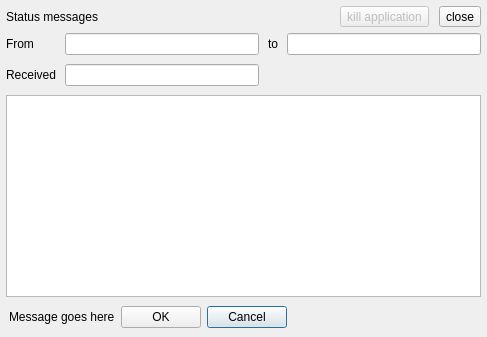
First picture: the form in src/blackgui/overlaymessages.ui, repository swift-project/pilotclient, before the edit.
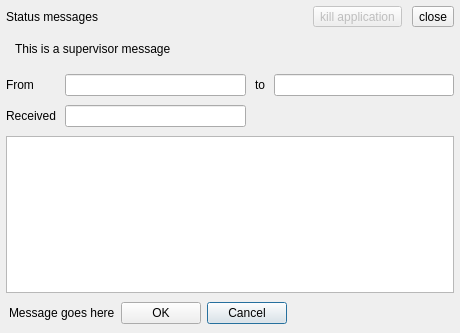
Second picture: the form after the edit. The open tabs and pages were chosen to show the change. Icons and pictures are not drawn. Custom widgets are drawn as their Qt base class.

Commit message: Ref T340, red bar for SUP messages

What changed in the file:
```diff
--- a/src/blackgui/overlaymessages.ui
+++ b/src/blackgui/overlaymessages.ui
@@ -6,8 +6,8 @@
    <rect>
     <x>0</x>
     <y>0</y>
-    <width>487</width>
-    <height>337</height>
+    <width>460</width>
+    <height>333</height>
    </rect>
   </property>
   <property name="windowTitle">
@@ -234,7 +234,21 @@
             <property name="spacing">
              <number>9</number>
             </property>
-            <item row="0" column="2">
+            <item row="1" column="3">
+             <widget class="QLineEdit" name="le_TmTo">
+              <property name="readOnly">
+               <bool>true</bool>
+              </property>
+             </widget>
+            </item>
+            <item row="2" column="0">
+             <widget class="QLabel" name="lbl_Receiver">
+              <property name="text">
+               <string>Received</string>
+              </property>
+             </widget>
+            </item>
+            <item row="1" column="2">
              <widget class="QLabel" name="lbl_TmTo">
               <property name="text">
                <string>to</string>
@@ -242,39 +256,38 @@
              </widget>
             </item>
             <item row="1" column="0">
-             <widget class="QLabel" name="lbl_Receiver">
-              <property name="text">
-               <string>Received</string>
-              </property>
-             </widget>
-            </item>
-            <item row="1" column="1">
-             <widget class="QLineEdit" name="le_TmReceived"/>
-            </item>
-            <item row="0" column="0">
              <widget class="QLabel" name="lbl_TmFrom">
               <property name="text">
                <string>From</string>
               </property>
              </widget>
             </item>
-            <item row="0" column="3">
-             <widget class="QLineEdit" name="le_TmTo">
-              <property name="readOnly">
-               <bool>true</bool>
-              </property>
-             </widget>
+            <item row="2" column="1">
+             <widget class="QLineEdit" name="le_TmReceived"/>
             </item>
-            <item row="0" column="1">
+            <item row="1" column="1">
              <widget class="QLineEdit" name="le_TmFrom">
               <property name="readOnly">
                <bool>true</bool>
               </property>
              </widget>
             </item>
-            <item row="2" column="0" colspan="4">
+            <item row="3" column="0" colspan="4">
              <widget class="QTextEdit" name="te_TmText"/>
             </item>
+            <item row="0" column="0" colspan="4">
+             <widget class="QWidget" name="wi_TmSupervisor" native="true">
+              <layout class="QVBoxLayout" name="verticalLayout_2">
+               <item>
+                <widget class="QLabel" name="lbl_Supervisor">
+                 <property name="text">
+                  <string>This is a supervisor message</string>
+                 </property>
+                </widget>
+               </item>
+              </layout>
+             </widget>
+            </item>
            </layout>
           </item>
          </layout>
```
Left out of the diff: 3 changed lines with no effect on the pictures. The commit also changes 1 other file.
